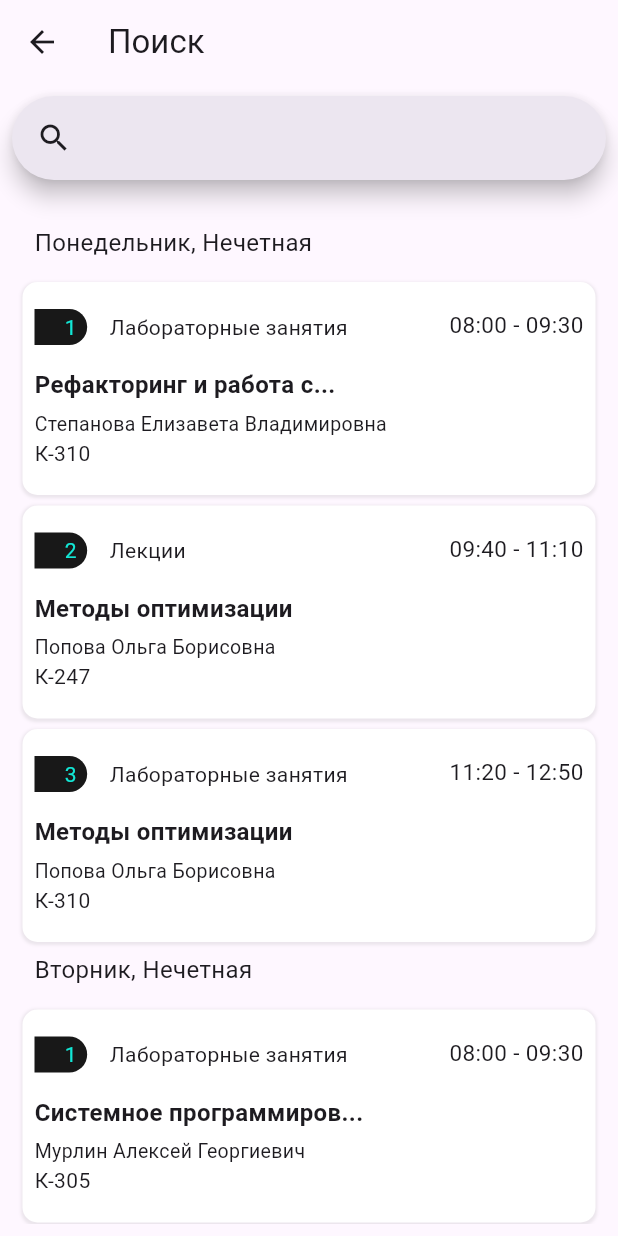
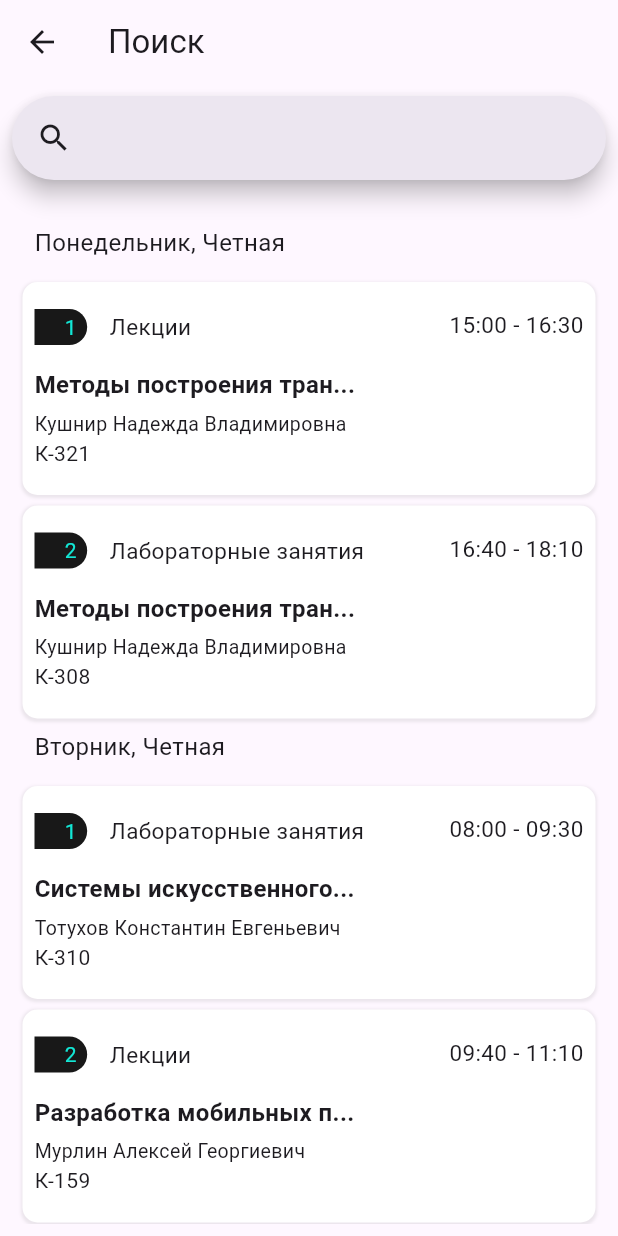
Before and after one commit to Tuuraa/Scheduler, a Flutter app: the screen it shows after launch, after a tap on the "search" icon, on a phone screen of 412 x 824 dp. Run offline on Flutter 3.47's test engine with Material 3 defaults, Android fonts, the light colour scheme and no system bars; our stand-ins replace dropdown_button2, google_fonts, table_calendar; network calls fail.

Commit message:
add new schedule for 4 course

```diff
--- a/shedule_app/lib/components/calendar.dart
+++ b/shedule_app/lib/components/calendar.dart
@@ -3,6 +3,7 @@ import 'package:google_fonts/google_fonts.dart';
 import 'package:intl/intl.dart';
 import 'package:table_calendar/table_calendar.dart';
 
+// ignore: must_be_immutable
 class CustomCalendar extends StatefulWidget {
   CustomCalendar(
       {Key? key,
--- a/shedule_app/lib/components/shedule_item.dart
+++ b/shedule_app/lib/components/shedule_item.dart
@@ -4,6 +4,7 @@ import 'package:shedule_app/models/shedule.dart';
 class SheduleItem extends StatelessWidget {
   SheduleItem(
       {super.key,
+      required this.isNow,
       required this.lessonNumber,
       required this.startAnimation,
       required this.shedule});
@@ -16,6 +17,7 @@ class SheduleItem extends StatelessWidget {
     }
   }
 
+  final bool isNow;
   final int lessonNumber;
   final Schedule shedule;
   bool startAnimation;
@@ -60,15 +62,15 @@ class SheduleItem extends StatelessWidget {
                     padding: const EdgeInsets.only(
                         left: 20, top: 2, right: 7, bottom: 2),
                     decoration: BoxDecoration(
-                        color: black,
+                        color: isNow ? green : black,
                         borderRadius: const BorderRadius.only(
                             topRight: Radius.circular(20),
                             bottomRight: Radius.circular(20))),
                     child: Text("$lessonNumber",
-                        style: TextStyle(color: green, fontSize: 14)),
+                        style: TextStyle(color: isNow ? black : green, fontSize: 14)),
                   ),
                   const SizedBox(width: 15),
-                  Text("${shedule.type}", style: TextStyle(fontSize: 14))
+                  Text("${shedule.type}", style: TextStyle(fontSize: 15))
                 ]),
                 const SizedBox(height: 15),
                 Align(
--- a/shedule_app/lib/config.dart
+++ b/shedule_app/lib/config.dart
@@ -26,9 +26,7 @@ class Config {
 
   static String getFullUrl() {
     String _tempUrl =
-        'https://elkaf.kubstu.ru/timetable/default/time-table-student-ofo?isk' +
-            'iosk=0&fak_id=516&kurs=${selectedGroup.split("-")[0][1]}&gr=' +
-            '&ugod=2023&semestr=2';
+        'https://elkaf.kubstu.ru/timetable/default/time-table-student-ofo?iskiosk=0&fak_id=516&kurs=${selectedGroup.split("-")[0][1]}&gr=&ugod=2023&semestr=2';
 
     return "";
   }
--- a/shedule_app/lib/pages/choose_group.dart
+++ b/shedule_app/lib/pages/choose_group.dart
@@ -65,7 +65,7 @@ class _ChooseGroupState extends State<ChooseGroup> {
                 builder: (BuildContext context, SearchController controller) {
                   return SearchBar(
                     controller: controller,
-                    padding: const MaterialStatePropertyAll<EdgeInsets>(
+                    padding: const WidgetStatePropertyAll<EdgeInsets>(
                         EdgeInsets.symmetric(horizontal: 16.0)),
                     onChanged: (value) {
                       updateSearchText(value);
--- a/shedule_app/lib/pages/main_page.dart
+++ b/shedule_app/lib/pages/main_page.dart
@@ -3,15 +3,13 @@ import 'package:google_fonts/google_fonts.dart';
 import 'package:intl/intl.dart';
 import 'package:shedule_app/components/calendar.dart';
 import 'package:shedule_app/components/shedule_item.dart';
-import 'package:shedule_app/config.dart';
 import 'package:shedule_app/pages/choose_group.dart';
 import 'package:shedule_app/pages/search_page.dart';
 import 'package:shedule_app/pr2_schedule/total_list.dart';
-import 'package:url_launcher/url_launcher.dart';
 
-void main() {
-  runApp(LaunchApp());
-}
+// void main() {
+//   runApp(LaunchApp());
+// }
 
 class LaunchApp extends StatefulWidget {
   const LaunchApp({super.key});
@@ -21,6 +19,7 @@ class LaunchApp extends StatefulWidget {
 }
 
 class _LaunchAppState extends State<LaunchApp> {
+  List<String> weekdays = ["Понедельник", "Вторник", "Среда", "Четверг", "Пятница", "Суббота", "Воскресенье"];
   DateTime? _selectedDay;
   DateTime _focusDay = DateTime.now();
 
@@ -76,9 +75,7 @@ class _LaunchAppState extends State<LaunchApp> {
   @override
   Widget build(BuildContext context) {
     return Scaffold(
-      backgroundColor: const Color.fromARGB(255, 247, 247, 247),
       appBar: AppBar(
-        backgroundColor: const Color.fromARGB(255, 247, 247, 247),
         centerTitle: true,
         title: Text(
           "SCHEDULER",
@@ -122,7 +119,23 @@ class _LaunchAppState extends State<LaunchApp> {
                   .lessons
                   .length,
               itemBuilder: (context, index) {
+
+                String weekIso = total_schedule[getEvenWeek(_focusDay)].weekIso;
+                String day = total_schedule[getEvenWeek(_focusDay)]
+                            .daysSchedule[_focusDay.weekday - 1].day;
+                Duration startLesson = total_schedule[getEvenWeek(_focusDay)]
+                            .daysSchedule[_focusDay.weekday - 1].lessons[index].startLess;
+                Duration endLesson = total_schedule[getEvenWeek(_focusDay)]
+                            .daysSchedule[_focusDay.weekday - 1].lessons[index].endLess;
+
+                DateTime now = DateTime.now();
+                Duration nowDuration = Duration(hours: now.hour + 3, minutes: now.minute);
+                bool isCurrentLesson =
+                  weekdays[now.weekday - 1] == day
+                  && (nowDuration >= startLesson && nowDuration <= endLesson)
+                  && weekIso == getStringWeekNumber().split(' ')[0];
                 return SheduleItem(
+                  isNow: isCurrentLesson,
                   startAnimation: startAnimation,
                   lessonNumber: index + 1,
                   shedule: total_schedule[getEvenWeek(_focusDay)]
--- a/shedule_app/lib/pages/search_page.dart
+++ b/shedule_app/lib/pages/search_page.dart
@@ -105,6 +105,7 @@ class _CustomSearchState extends State<CustomSearch> {
                         itemCount: _foundShc[index].lessonList.length,
                         itemBuilder: (context, lesIndex) {
                           return SheduleItem(
+                            isNow: false,
                             lessonNumber: lesIndex + 1,
                             startAnimation: true,
                             shedule: _foundShc[index].lessonList[lesIndex],
--- a/shedule_app/lib/parser/parse.dart
+++ b/shedule_app/lib/parser/parse.dart
@@ -28,6 +28,7 @@ Future<List<String>> fetchInstitutes() async {
   if (response.statusCode == 200) {
     var responseBody = await utf8.decodeStream(response);
     var document = parse(responseBody);
+    print(document);
     List<String> _groups = document
         .getElementsByTagName('option')
         .skip(20)
--- a/shedule_app/lib/pr2_schedule/even_week.dart
+++ b/shedule_app/lib/pr2_schedule/even_week.dart
@@ -5,29 +5,23 @@ final mondaySchedule = DaySchedule(
   day: 'Понедельник',
   lessons: [
     Schedule(
-      type: 'Лабораторные занятия',
-      name: 'Рефакторинг и работа с унаследованным кодом',
-      teacherName: 'Степанова Елизавета Владимировна',
-      audience: 'К-310',
-      startLess: Duration(hours: 8, minutes: 0),
-      endLess: Duration(hours: 9, minutes: 30),
+      type: 'Лекции',
+      name: 'Методы построения трансляторов',
+      teacherName: 'Кушнир Надежда Владимировна',
+      audience: 'К-321',
+      startLess: Duration(hours: 15, minutes: 0),
+      endLess: Duration(hours: 16, minutes: 30),
     ),
-    Schedule(
-      type: 'Лекции',
-      name: 'Методы оптимизации',
-      teacherName: 'Попова Ольга Борисовна',
-      audience: 'К-247',
-      startLess: Duration(hours: 9, minutes: 40),
-      endLess: Duration(hours: 11, minutes: 10),
-    ),
+
     Schedule(
       type: 'Лабораторные занятия',
-      name: 'Методы оптимизации',
-      teacherName: 'Попова Ольга Борисовна',
-      audience: 'К-310',
-      startLess: Duration(hours: 11, minutes: 20),
-      endLess: Duration(hours: 12, minutes: 50),
+      name: 'Методы построения трансляторов',
+      teacherName: 'Кушнир Надежда Владимировна',
+      audience: 'К-308',
+      startLess: Duration(hours: 16, minutes: 40),
+      endLess: Duration(hours: 18, minutes: 10),
     ),
+
   ],
 );
 
@@ -36,25 +30,27 @@ final tuesdaySchedule = DaySchedule(
   lessons: [
     Schedule(
       type: 'Лабораторные занятия',
-      name: 'Системное программирование',
-      teacherName: 'Мурлин Алексей Георгиевич',
-      audience: 'К-305',
+      name: 'Системы искусственного интеллекта',
+      teacherName: 'Тотухов Константин Евгеньевич',
+      audience: 'К-310',
       startLess: Duration(hours: 8, minutes: 0),
       endLess: Duration(hours: 9, minutes: 30),
     ),
+
     Schedule(
-      type: 'Лабораторные занятия',
-      name: 'Системное программирование',
+      type: 'Лекции',
+      name: 'Разработка мобильных приложений',
       teacherName: 'Мурлин Алексей Георгиевич',
-      audience: 'К-305',
+      audience: 'К-159',
       startLess: Duration(hours: 9, minutes: 40),
       endLess: Duration(hours: 11, minutes: 10),
     ),
+
     Schedule(
       type: 'Лекции',
-      name: 'Компьютерное моделирование',
-      teacherName: 'Лубенцова Елена Валерьевна',
-      audience: 'К-131',
+      name: 'Системы искусственного интеллекта',
+      teacherName: 'Тотухов Константин Евгеньевич',
+      audience: 'К-215',
       startLess: Duration(hours: 11, minutes: 20),
       endLess: Duration(hours: 12, minutes: 50),
     ),
@@ -66,33 +62,36 @@ final wednesdaySchedule = DaySchedule(
   lessons: [
     Schedule(
       type: 'Лабораторные занятия',
-      name: 'Теория автоматов и формальных языков',
-      teacherName: 'Кушнир Надежда Владимировна',
+      name: 'Разработка мобильных приложений',
+      teacherName: 'Мурлин Алексей Георгиевич',
       audience: 'К-301',
       startLess: Duration(hours: 8, minutes: 0),
       endLess: Duration(hours: 9, minutes: 30),
+
+    ),
+    Schedule(
+      type: 'Лабораторные занятия',
+      name: 'Разработка мобильных приложений',
+      teacherName: 'Мурлин Алексей Георгиевич',
+      audience: 'К-301',
+      startLess: Duration(hours: 9, minutes: 40),
+      endLess: Duration(hours: 11, minutes: 10),
+
     ),
     Schedule(
       type: 'Лекции',
-      name: 'Теория автоматов и формальных языков',
-      teacherName: 'Кушнир Надежда Владимировна',
-      audience: 'К-247',
-      startLess: Duration(hours: 9, minutes: 40),
-      endLess: Duration(hours: 11, minutes: 10),
+      name: 'Правовое обеспечение профессиональной деятельности',
+      teacherName: 'Степаненко Сергей Григорьевич',
+      audience: 'К-235',
+      startLess: Duration(hours: 11, minutes: 20),
+      endLess: Duration(hours: 12, minutes: 50),
+
     ),
     Schedule(
-      type: 'Лабораторные занятия',
-      name: 'Алгоритмы компьютерной графики',
-      teacherName: 'Кузякина Марина Викторовна',
-      audience: 'К-310',
-      startLess: Duration(hours: 11, minutes: 20),
-      endLess: Duration(hours: 12, minutes: 50),
-    ),
-    Schedule(
-      type: 'Лабораторные занятия',
-      name: 'Алгоритмы компьютерной графики',
-      teacherName: 'Кузякина Марина Викторовна',
-      audience: 'К-304',
+      type: 'Практические занятия',
+      name: 'Правовое обеспечение профессиональной деятельности',
+      teacherName: 'Степаненко Сергей Григорьевич',
+      audience: 'К-202',
       startLess: Duration(hours: 13, minutes: 20),
       endLess: Duration(hours: 14, minutes: 50),
     ),
@@ -103,46 +102,78 @@ final thursdaySchedule = DaySchedule(
   day: 'Четверг',
   lessons: [
     Schedule(
-      type: 'Практические занятия',
-      name: 'Физическая культура и спорт',
-      teacherName: 'Синельникова Наталья Александровна',
-      audience: 'Ф-Спортивный комплекс',
+      type: 'Лабораторные занятия',
+      name: 'Параллельное программирование',
+      teacherName: 'Арбузов Алексей Сергеевич',
+      audience: 'К-304',
       startLess: Duration(hours: 13, minutes: 20),
       endLess: Duration(hours: 14, minutes: 50),
     ),
     Schedule(
-      type: 'Лекции',
-      name: 'Алгоритмы компьютерной графики',
-      teacherName: 'Кузякина Марина Викторовна',
-      audience: 'А-506',
+      type: 'Лабораторные занятия',
+      name: 'Параллельное программирование',
+      teacherName: 'Арбузов Алексей Сергеевич',
+      audience: 'К-304',
       startLess: Duration(hours: 15, minutes: 0),
       endLess: Duration(hours: 16, minutes: 30),
+    ),
+    Schedule(
+      type: 'Лабораторные занятия',
+      name: 'Системы искусственного интеллекта',
+      teacherName: 'Тотухов Константин Евгеньевич',
+      audience: 'К-304',
+      startLess: Duration(hours: 16, minutes: 40),
+      endLess: Duration(hours: 18, minutes: 10),
+    ),
+    Schedule(
+      type: 'Лабораторные занятия',
+      name: 'Основы робототехники',
+      teacherName: 'Тотухов Константин Евгеньевич',
+      audience: 'К-304',
+      startLess: Duration(hours: 18, minutes: 20),
+      endLess: Duration(hours: 19, minutes: 50),
     ),
   ],
 );
 
-final fridaySchedule = DaySchedule(day: "Пятница", lessons: []);
-
-final saturdaySchedule = DaySchedule(
-  day: 'Суббота',
-  lessons: [
+final fridaySchedule = DaySchedule(day: "Пятница", lessons: [
+  Schedule(
+      type: 'Лабораторные занятия',
+      name: 'Методы построения трансляторов',
+      teacherName: 'Кушнир Надежда Владимировна',
+      audience: 'К-308',
+      startLess: Duration(hours: 8, minutes: 0),
+      endLess: Duration(hours: 9, minutes: 30),
+    ),
     Schedule(
       type: 'Лабораторные занятия',
-      name: 'Коллективная разработка и управление программными проектами',
-      teacherName: 'Зайков Владимир Полиевктович',
-      audience: 'К-301',
+      name: 'Методы построения трансляторов',
+      teacherName: 'Кушнир Надежда Владимировна',
+      audience: 'К-308',
       startLess: Duration(hours: 9, minutes: 40),
       endLess: Duration(hours: 11, minutes: 10),
     ),
     Schedule(
       type: 'Лекции',
-      name: 'Коллективная разработка и управление программными проектами',
-      teacherName: 'Зайков Владимир Полиевктович',
-      audience: 'К-141',
+      name: 'Параллельное программирование',
+      teacherName: 'Арбузов Алексей Сергеевич',
+      audience: 'К-159',
       startLess: Duration(hours: 11, minutes: 20),
       endLess: Duration(hours: 12, minutes: 50),
     ),
-  ],
+    Schedule(
+      type: 'Лекции',
+      name: 'Основы робототехники',
+      teacherName: 'Тотухов Константин Евгеньевич',
+      audience: 'К-159',
+      startLess: Duration(hours: 13, minutes: 20),
+      endLess: Duration(hours: 14, minutes: 50),
+    ),
+]);
+
+final saturdaySchedule = DaySchedule(
+  day: 'Суббота',
+  lessons: [],
 );
 
 final sundaySchedule = DaySchedule(day: "Воскресенье", lessons: []);
--- a/shedule_app/lib/pr2_schedule/odd_week.dart
+++ b/shedule_app/lib/pr2_schedule/odd_week.dart
@@ -5,29 +5,22 @@ final mondayScheduleOdd = DaySchedule(
   day: 'Понедельник',
   lessons: [
     Schedule(
-      type: 'Лабораторные занятия',
-      name: 'Рефакторинг и работа с унаследованным кодом',
-      teacherName: 'Степанова Елизавета Владимировна',
-      audience: 'К-310',
-      startLess: Duration(hours: 8, minutes: 0),
-      endLess: Duration(hours: 9, minutes: 30),
+      type: 'Лекции',
+      name: 'Методы построения трансляторов',
+      teacherName: 'Кушнир Надежда Владимировна',
+      audience: 'К-321',
+      startLess: Duration(hours: 15, minutes: 0),
+      endLess: Duration(hours: 16, minutes: 30),
     ),
     Schedule(
       type: 'Лабораторные занятия',
-      name: 'Рефакторинг и работа с унаследованным кодом',
-      teacherName: 'Степанова Елизавета Владимировна',
-      audience: 'К-310',
-      startLess: Duration(hours: 9, minutes: 40),
-      endLess: Duration(hours: 11, minutes: 10),
+      name: 'Методы построения трансляторов',
+      teacherName: 'Кушнир Надежда Владимировна',
+      audience: 'К-308',
+      startLess: Duration(hours: 16, minutes: 40),
+      endLess: Duration(hours: 18, minutes: 10),
     ),
-    Schedule(
-      type: 'Лабораторные занятия',
-      name: 'Методы оптимизации',
-      teacherName: 'Попова Ольга Борисовна',
-      audience: 'К-310',
-      startLess: Duration(hours: 11, minutes: 20),
-      endLess: Duration(hours: 12, minutes: 50),
-    ),
+
   ],
 );
 
@@ -36,25 +29,27 @@ final tuesdayScheduleOdd = DaySchedule(
   lessons: [
     Schedule(
       type: 'Лабораторные занятия',
-      name: 'Компьютерное моделирование',
-      teacherName: 'Лубенцова Елена Валерьевна',
-      audience: 'К-301',
+      name: 'Системы искусственного интеллекта',
+      teacherName: 'Тотухов Константин Евгеньевич',
+      audience: 'К-310',
       startLess: Duration(hours: 8, minutes: 0),
       endLess: Duration(hours: 9, minutes: 30),
     ),
+
     Schedule(
-      type: 'Лабораторные занятия',
-      name: 'Компьютерное моделирование',
-      teacherName: 'Лубенцова Елена Валерьевна',
-      audience: 'К-301',
+      type: 'Лекции',
+      name: 'Разработка мобильных приложений',
+      teacherName: 'Мурлин Алексей Георгиевич',
+      audience: 'К-159',
       startLess: Duration(hours: 9, minutes: 40),
       endLess: Duration(hours: 11, minutes: 10),
     ),
+
     Schedule(
-      type: 'Лабораторные занятия',
-      name: 'Компьютерное моделирование',
-      teacherName: 'Лубенцова Елена Валерьевна',
-      audience: 'К-159',
+      type: 'Лекции',
+      name: 'Системы искусственного интеллекта',
+      teacherName: 'Тотухов Константин Евгеньевич',
+      audience: 'К-215',
       startLess: Duration(hours: 11, minutes: 20),
       endLess: Duration(hours: 12, minutes: 50),
     ),
@@ -65,36 +60,21 @@ final wednesdayScheduleOdd = DaySchedule(
   day: 'Среда',
   lessons: [
     Schedule(
-      type: 'Лекции',
-      name: 'Системное программирование',
+      type: 'Лабораторные занятия',
+      name: 'Разработка мобильных приложений',
       teacherName: 'Мурлин Алексей Георгиевич',
-      audience: 'К-247',
+      audience: 'К-301',
       startLess: Duration(hours: 9, minutes: 40),
       endLess: Duration(hours: 11, minutes: 10),
     ),
+
     Schedule(
-      type: 'Лабораторные занятия',
-      name: 'Теория автоматов и формальных языков',
-      teacherName: 'Кушнир Надежда Владимировна',
-      audience: 'К-305',
+      type: 'Лекции',
+      name: 'Правовое обеспечение профессиональной деятельности',
+      teacherName: 'Степаненко Сергей Григорьевич',
+      audience: 'К-235',
       startLess: Duration(hours: 11, minutes: 20),
       endLess: Duration(hours: 12, minutes: 50),
-    ),
-    Schedule(
-      type: 'Лабораторные занятия',
-      name: 'Методы оптимизации',
-      teacherName: 'Попова Ольга Борисовна',
-      audience: 'К-301',
-      startLess: Duration(hours: 13, minutes: 20),
-      endLess: Duration(hours: 14, minutes: 50),
-    ),
-    Schedule(
-      type: 'Лабораторные занятия',
-      name: 'Алгоритмы компьютерной графики',
-      teacherName: 'Кузякина Марина Викторовна',
-      audience: 'К-304',
-      startLess: Duration(hours: 15, minutes: 0),
-      endLess: Duration(hours: 16, minutes: 30),
     ),
   ],
 );
@@ -102,21 +82,23 @@ final thursdayScheduleOdd = DaySchedule(
   day: 'Четверг',
   lessons: [
     Schedule(
-      type: 'Практические занятия',
-      name: 'Физическая культура и спорт',
-      teacherName: 'Синельникова Наталья Александровна',
-      audience: 'Ф-Спортивный комплекс',
-      startLess: Duration(hours: 13, minutes: 20),
-      endLess: Duration(hours: 14, minutes: 50),
+      type: 'Лабораторные занятия',
+      name: 'Основы робототехники',
+      teacherName: 'Тотухов Константин Евгеньевич',
+      audience: 'К-304',
+      startLess: Duration(hours: 16, minutes: 40),
+      endLess: Duration(hours: 18, minutes: 10),
     ),
+
     Schedule(
-      type: 'Лекции',
-      name: 'Алгоритмы компьютерной графики',
-      teacherName: 'Кузякина Марина Викторовна',
-      audience: 'А-506',
-      startLess: Duration(hours: 15, minutes: 0),
-      endLess: Duration(hours: 16, minutes: 30),
+      type: 'Лабораторные занятия',
+      name: 'Основы робототехники',
+      teacherName: 'Тотухов Константин Евгеньевич',
+      audience: 'К-304',
+      startLess: Duration(hours: 18, minutes: 20),
+      endLess: Duration(hours: 19, minutes: 50),
     ),
+
   ],
 );
 
@@ -125,43 +107,27 @@ final fridayScheduleOdd = DaySchedule(
   lessons: [
     Schedule(
       type: 'Лекции',
-      name: 'Методы оптимизации',
-      teacherName: 'Попова Ольга Борисовна',
+      name: 'Параллельное программирование',
+      teacherName: 'Арбузов Алексей Сергеевич',
+      audience: 'К-159',
+      startLess: Duration(hours: 11, minutes: 20),
+      endLess: Duration(hours: 12, minutes: 50),
+    ),
+
+    Schedule(
+      type: 'Лекции',
+      name: 'Системы искусственного интеллекта',
+      teacherName: 'Тотухов Константин Евгеньевич',
       audience: 'К-159',
       startLess: Duration(hours: 13, minutes: 20),
       endLess: Duration(hours: 14, minutes: 50),
-    ),
-    Schedule(
-      type: 'Лекции',
-      name: 'Методы оптимизации',
-      teacherName: 'Попова Ольга Борисовна',
-      audience: 'К-159',
-      startLess: Duration(hours: 15, minutes: 0),
-      endLess: Duration(hours: 16, minutes: 30),
     ),
   ],
 );
 
 final saturdayScheduleOdd = DaySchedule(
   day: 'Суббота',
-  lessons: [
-    Schedule(
-      type: 'Лабораторные занятия',
-      name: 'Коллективная разработка и управление программными проектами',
-      teacherName: 'Зайков Владимир Полиевктович',
-      audience: 'К-301',
-      startLess: Duration(hours: 9, minutes: 40),
-      endLess: Duration(hours: 11, minutes: 10),
-    ),
-    Schedule(
-      type: 'Лекции',
-      name: 'Рефакторинг и работа с унаследованным кодом',
-      teacherName: 'Волик Александр Георгиевич',
-      audience: 'К-215',
-      startLess: Duration(hours: 11, minutes: 20),
-      endLess: Duration(hours: 12, minutes: 50),
-    ),
-  ],
+  lessons: [],
 );
 
 final sundayScheduleOdd = DaySchedule(day: "Воскресенье", lessons: []);
--- a/shedule_app/lib/pr2_schedule/total_list.dart
+++ b/shedule_app/lib/pr2_schedule/total_list.dart
@@ -25,9 +25,9 @@ List<DaySchedule> even_schedules = [
 ];
 
 WeekSchedule odd_week =
-    WeekSchedule(weekIso: "Нечетная", daysSchedule: odd_shedules);
+    WeekSchedule(weekIso: "Четная", daysSchedule: odd_shedules);
 
 WeekSchedule even_week =
-    WeekSchedule(weekIso: "Четная", daysSchedule: even_schedules);
+    WeekSchedule(weekIso: "Нечетная", daysSchedule: even_schedules);
 
 List<WeekSchedule> total_schedule = [odd_week, even_week];
```
Also changed, not shown: shedule_app/pubspec.lock.
